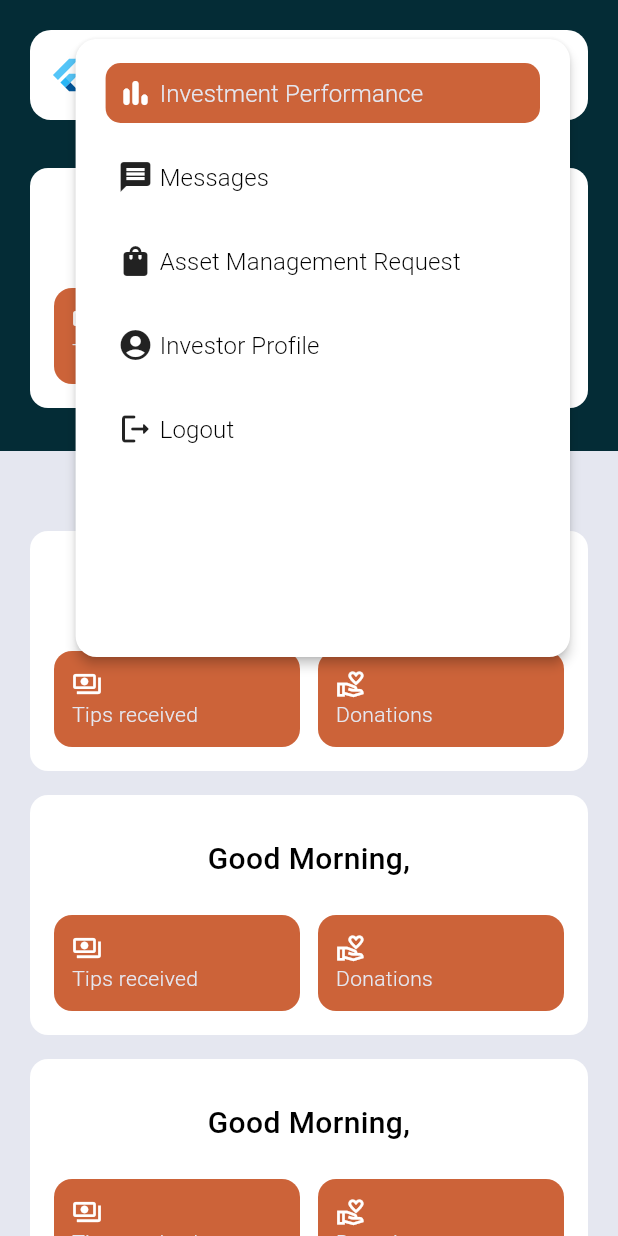
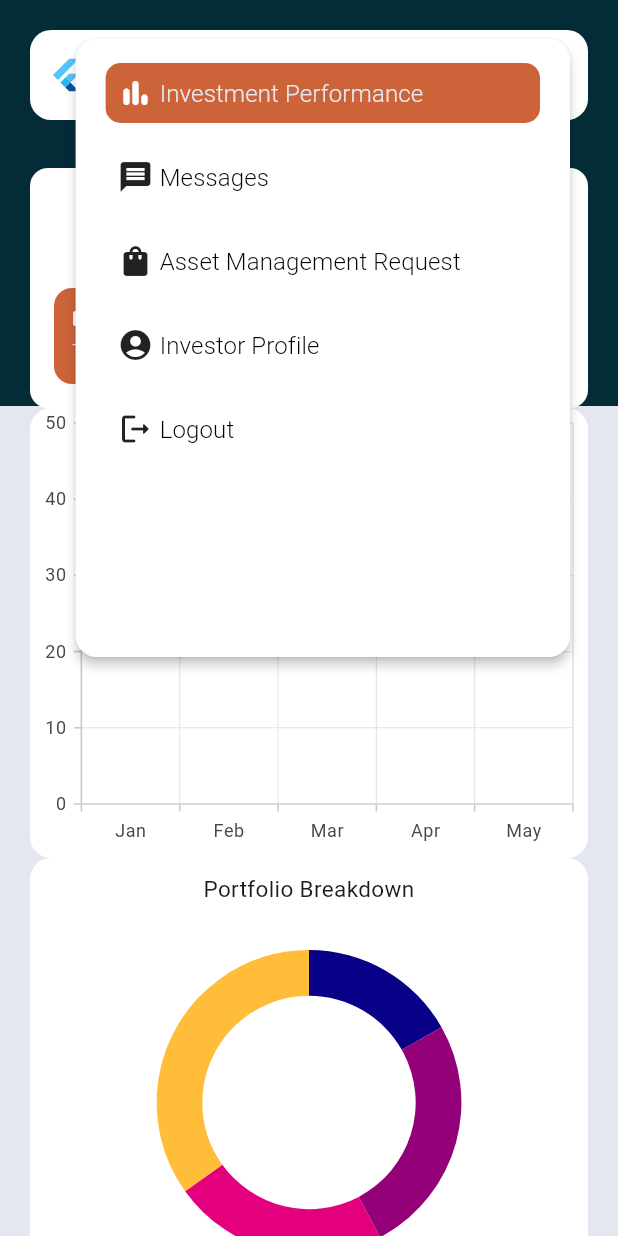
Before and after one commit to ClearSky-Logic/hesiod-flutter, a Flutter app: the HomePage screen opened by its route, after a tap on the "menu" icon, on a phone screen of 412 x 824 dp. Run offline on Flutter 3.47's test engine with Material 3 defaults, Android fonts, the phone set to English and light mode, and no system bars; our stand-ins replace flutter_dotenv, flutter_layout_grid, flutter_mobx, flutter_svg, go_router, hive and 4 more; missing offline and left inert: event; accounts and stored records are empty; generated files the repository leaves out were written again; Roboto replaces fonts that are missing (Milano).

Commit message:
refactoring the layout and adding grids

```diff
--- /dev/null
+++ b/hesiod/lib/domain/models/utility/customwidgetlayout.dart
@@ -0,0 +1,8 @@
+import 'package:flutter/material.dart';
+
+class CustomWidgetLayout {
+  final List<Widget> widget;
+  final bool isRowOnFullScreen;
+
+  CustomWidgetLayout(this.widget, this.isRowOnFullScreen);
+}
--- a/hesiod/lib/infrastructure/app_router.dart
+++ b/hesiod/lib/infrastructure/app_router.dart
@@ -27,9 +27,8 @@ final GoRouter router =
     redirect: (context, state) async => '/login',
     path: '/',
     pageBuilder: (context, state) => const MaterialPage<void>(
-        child: CustomScaffold(
-      body: CustomProgressIndicator(),
-    )),
+      child: CustomProgressIndicator(),
+    ),
   ),
   GoRoute(
     name: Routes.login.name,
@@ -50,9 +49,7 @@ final GoRouter router =
   ),
   ShellRoute(
       builder: (context, state, child) {
-        return CustomScaffold(
-          body: child,
-        );
+        return child;
       },
       routes: [
         GoRoute(
--- a/hesiod/lib/ui/report_wa/pages/home/home_page.dart
+++ b/hesiod/lib/ui/report_wa/pages/home/home_page.dart
@@ -1,12 +1,14 @@
-import 'package:flutter/foundation.dart';
+import 'package:flutter/cupertino.dart';
 import 'package:flutter/material.dart';
+import 'package:flutter/widgets.dart';
 import 'package:flutter_mobx/flutter_mobx.dart';
-import 'package:go_router/go_router.dart';
 import 'package:hesiod/domain/enums/theme/text_state.dart';
-import 'package:hesiod/helpers/devicetype.dart';
+import 'package:hesiod/domain/models/utility/customwidgetlayout.dart';
 import 'package:hesiod/helpers/viewmodelroot.dart';
 import 'package:hesiod/ui/shared/actions/progress_indicator.dart';
-import 'package:hesiod/ui/shared/layout/warningerrorwidget.dart';
+import 'package:hesiod/ui/shared/charts/circlechart.dart';
+import 'package:hesiod/ui/shared/charts/linechart.dart';
+import 'package:hesiod/ui/shared/layout/customscaffold.dart';
 import 'package:hesiod/ui/shared/theme/colour_palette.dart';
 import 'package:hesiod/ui/shared/theme/text.dart';
 
@@ -22,37 +24,32 @@ class HomePage extends StatelessWidget {
 
   @override
   Widget build(BuildContext context) {
+    bool isPhone = MediaQuery.of(context).size.width < 800;
     // viewModel.getProfileDetails();
     return ViewModelRoot(
         viewModel: viewModel,
         child: Observer(
-            builder: (_) => viewModel.isLoading
-                ? const Center(child: CustomProgressIndicator())
-                : Column(mainAxisSize: MainAxisSize.max, children: [
-                    _welcomeMessage(context),
-                    Padding(
-                      padding: const EdgeInsets.symmetric(vertical: 20.0),
-                      child: AppText.title("THIS IS RIGHT BODY"),
-                    ),
-                    Padding(
-                      padding: const EdgeInsets.symmetric(vertical: 8.0),
-                      child: _welcomeMessage(context),
-                    ),
-                    Padding(
-                      padding: const EdgeInsets.symmetric(vertical: 8.0),
-                      child: _welcomeMessage(context),
-                    ),
-
-                    Padding(
-                      padding: const EdgeInsets.symmetric(vertical: 8.0),
-                      child: _welcomeMessage(context),
-                    ),
-                    Padding(
-                      padding: const EdgeInsets.symmetric(vertical: 8.0),
-                      child: _welcomeMessage(context),
-                    ),
-                    // _navigation(context, constraints),
-                  ])));
+          builder: (_) => viewModel.isLoading
+              ? const Center(child: CustomProgressIndicator())
+              : CustomScaffold(
+                  rightBody: [
+                    [_welcomeMessage(context)],
+                    const [
+                      LineChart(),
+                      CircleChart(),
+                    ],
+                    const [LineChart()]
+                    // CustomWidgetLayout([LineChart()], false)
+                    // CustomWidgetLayout([_welcomeMessage(context)], false),
+                    // CustomWidgetLayout([
+                    //   LineChart(),
+                    //   CircleChart(),
+                    // ], true),
+                    // CustomWidgetLayout([LineChart()], false)
+                  ],
+                  bottomBody: _welcomeMessage(context),
+                ),
+        ));
   }
 
   Widget _welcomeMessage(BuildContext context) {
--- /dev/null
+++ b/hesiod/lib/ui/shared/charts/circlechart.dart
@@ -0,0 +1,42 @@
+import 'package:flutter/material.dart';
+import 'package:hesiod/ui/shared/theme/colour_palette.dart';
+import 'package:hesiod/ui/shared/theme/text.dart';
+import 'package:syncfusion_flutter_charts/charts.dart';
+
+class CircleChart extends StatelessWidget {
+  const CircleChart({super.key});
+
+  @override
+  Widget build(BuildContext context) {
+    final List<ChartData> chartData = [
+      ChartData('David', 25, Color.fromRGBO(9, 0, 136, 1)),
+      ChartData('Steve', 38, Color.fromRGBO(147, 0, 119, 1)),
+      ChartData('Jack', 34, Color.fromRGBO(228, 0, 124, 1)),
+      ChartData('Others', 52, Color.fromRGBO(255, 189, 57, 1))
+    ];
+    return Container(
+        height: 300,
+        decoration: BoxDecoration(
+            color: AppColours.cardBackground,
+            borderRadius: BorderRadius.circular(14.0)),
+        child: SfCircularChart(
+            title: const ChartTitle(text: "Portfolio Breakdown"),
+            series: <CircularSeries>[
+              // Renders doughnut chart
+              DoughnutSeries<ChartData, String>(
+                  innerRadius: '70%',
+                  explode: true,
+                  dataSource: chartData,
+                  pointColorMapper: (ChartData data, _) => data.color,
+                  xValueMapper: (ChartData data, _) => data.x,
+                  yValueMapper: (ChartData data, _) => data.y)
+            ]));
+  }
+}
+
+class ChartData {
+  ChartData(this.x, this.y, this.color);
+  final String x;
+  final double y;
+  final Color color;
+}
--- /dev/null
+++ b/hesiod/lib/ui/shared/charts/linechart.dart
@@ -0,0 +1,40 @@
+import 'package:flutter/material.dart';
+import 'package:hesiod/ui/shared/theme/colour_palette.dart';
+import 'package:hesiod/ui/shared/theme/text.dart';
+import 'package:syncfusion_flutter_charts/charts.dart';
+
+class LineChart extends StatelessWidget {
+  const LineChart({super.key});
+
+  @override
+  Widget build(BuildContext context) {
+    return Container(
+      height: 300,
+      decoration: BoxDecoration(
+          color: AppColours.cardBackground,
+          borderRadius: BorderRadius.circular(14.0)),
+      child: SfCartesianChart(
+          // Initialize category axis
+          primaryXAxis: const CategoryAxis(),
+          series: <LineSeries<SalesData, String>>[
+            LineSeries<SalesData, String>(
+                // Bind data source
+                dataSource: <SalesData>[
+                  SalesData('Jan', 35),
+                  SalesData('Feb', 28),
+                  SalesData('Mar', 34),
+                  SalesData('Apr', 32),
+                  SalesData('May', 40)
+                ],
+                xValueMapper: (SalesData sales, _) => sales.year,
+                yValueMapper: (SalesData sales, _) => sales.sales)
+          ]),
+    );
+  }
+}
+
+class SalesData {
+  SalesData(this.year, this.sales);
+  final String year;
+  final double sales;
+}
--- a/hesiod/lib/ui/shared/layout/customscaffold.dart
+++ b/hesiod/lib/ui/shared/layout/customscaffold.dart
@@ -1,20 +1,28 @@
 import 'package:flutter/material.dart';
 import 'package:flutter_layout_grid/flutter_layout_grid.dart';
 import 'package:hesiod/domain/enums/theme/text_state.dart';
+import 'package:hesiod/domain/models/utility/customwidgetlayout.dart';
 import 'package:hesiod/helpers/devicetype.dart';
+import 'package:hesiod/ui/report_wa/pages/home/home_page.dart';
+import 'package:hesiod/ui/shared/charts/linechart.dart';
 import 'package:hesiod/ui/shared/layout/topnavigation.dart';
 import 'package:hesiod/ui/shared/theme/colour_palette.dart';
 import 'package:hesiod/ui/shared/theme/text.dart';
 
 class CustomScaffold extends StatelessWidget {
   final String title;
-  final Widget body;
+  final Widget? body;
+  // final List<Widget> rightBody;
+  final List<List<Widget>> rightBody;
+  final Widget? bottomBody;
   final FloatingActionButton? floatingActionButton;
   final bool isStepper;
 
   const CustomScaffold(
       {super.key,
-      required this.body,
+      this.body,
+      required this.rightBody,
+      this.bottomBody,
       this.floatingActionButton,
       this.title = '',
       this.isStepper = false});
@@ -65,15 +73,24 @@ class CustomScaffold extends StatelessWidget {
                                 ],
                               )),
                         ),
-                        body,
-                        Padding(
-                          padding: const EdgeInsets.symmetric(vertical: 200.0),
-                          child: AppText.title("THIS IS BOTTOM BODY"),
+                        Column(
+                          children: [
+                            for (var widgetList in rightBody) ...[
+                              for (var widget in widgetList) ...[widget]
+                            ]
+                            // for (var item in rightBody) ...[
+                            //   for (var i in item.widget) ...[i]
+                            // ]
+                          ],
                         ),
+                        if (bottomBody != null) ...[
+                          bottomBody!,
+                        ],
                       ],
                     ),
                   )
                 : LayoutGrid(
+                    //for bigger screen sizes
                     areas: '''
                 nav rightbody
                 bottombody bottombody
@@ -86,26 +103,56 @@ class CustomScaffold extends StatelessWidget {
                         child: _navigation(context, constraints),
                       ).inGridArea('nav'),
                       Padding(
-                        padding: const EdgeInsets.symmetric(horizontal: 20.0),
-                        child: Container(
-                          alignment: Alignment.center,
-                          decoration: BoxDecoration(
-                              border: Border.all(color: Colors.red, width: 2)),
-                          child: body,
-                          // child: AppText.title("RIGHT BODY"),
-                        ),
-                      ).inGridArea('rightbody'),
+                          padding: const EdgeInsets.symmetric(horizontal: 20.0),
+                          child: Column(
+                            children: [
+                              // rightBody.where((element){ element.isRowOnFullScreen}),
+                              for (var widgetList in rightBody) ...[
+                                if (widgetList.length > 1) ...[
+                                  Padding(
+                                    padding: const EdgeInsets.symmetric(
+                                        vertical: 8.0),
+                                    child: Row(children: [
+                                      for (var widget in widgetList) ...[
+                                        Expanded(child: widget)
+                                      ]
+                                    ]),
+                                  )
+                                ] else ...[
+                                  for (var widget in widgetList) ...[widget]
+                                ]
+                              ]
+                              // for (var item in rightBody) ...[
+                              //   if (item.isRowOnFullScreen) ...[
+                              //     Padding(
+                              //       padding: const EdgeInsets.symmetric(
+                              //           vertical: 8.0),
+                              //       child: Row(children: [
+                              //         for (var i in item.widget) ...[
+                              //           Expanded(child: i)
+                              //         ]
+                              //       ]),
+                              //     )
+                              //   ] else ...[
+                              //     for (var i in item.widget) ...[i]
+                              //   ],
+                              // ]
+                            ],
+                          )),
+                      // child: Column(children: [
+                      //   _welcomeMessage(context, constraints),
+                      //   const Row(children: [LineChart(), LineChart()]),
+                      //   _welcomeMessage(context, constraints),
+                      // ])),
                       Padding(
                         padding: const EdgeInsets.symmetric(
                             horizontal: 20.0, vertical: 20.0),
                         child: Column(
                           children: [
                             Padding(
-                              padding:
-                                  const EdgeInsets.symmetric(vertical: 200.0),
-                              child: AppText.title("THIS IS BOTTOM BODY"),
-                            ),
-                            _welcomeMessage(context, constraints),
+                                padding:
+                                    const EdgeInsets.symmetric(vertical: 200.0),
+                                child: bottomBody),
                           ],
                         ),
                       ).inGridArea('bottombody'),
--- a/hesiod/lib/ui/shared/theme/colour_palette.dart
+++ b/hesiod/lib/ui/shared/theme/colour_palette.dart
@@ -12,7 +12,7 @@ class AppColours {
   static const Color secondary = Color(0xffFAB921);
   static const Color secondaryVariant = Color(0xffF4770E);
   static const Color background = Color(0xffF9F9F9);
-  // static const Color surface = Color(0xffFFFFFF);
+  static const Color cardBackground = Color(0xffFFFFFF);
 
   static const Color surface =
       Color(0xffe5e7f0); // static const Color lightGrey = Color(0xffe5e7f0);
--- a/hesiod/pubspec.yaml
+++ b/hesiod/pubspec.yaml
@@ -34,6 +34,7 @@ dependencies:
   image_picker: ^1.0.7
   go_router: ^13.2.0
   flutter_layout_grid: ^2.0.0
+  syncfusion_flutter_charts: ^24.2.6
 
 
 dev_dependencies:
```
